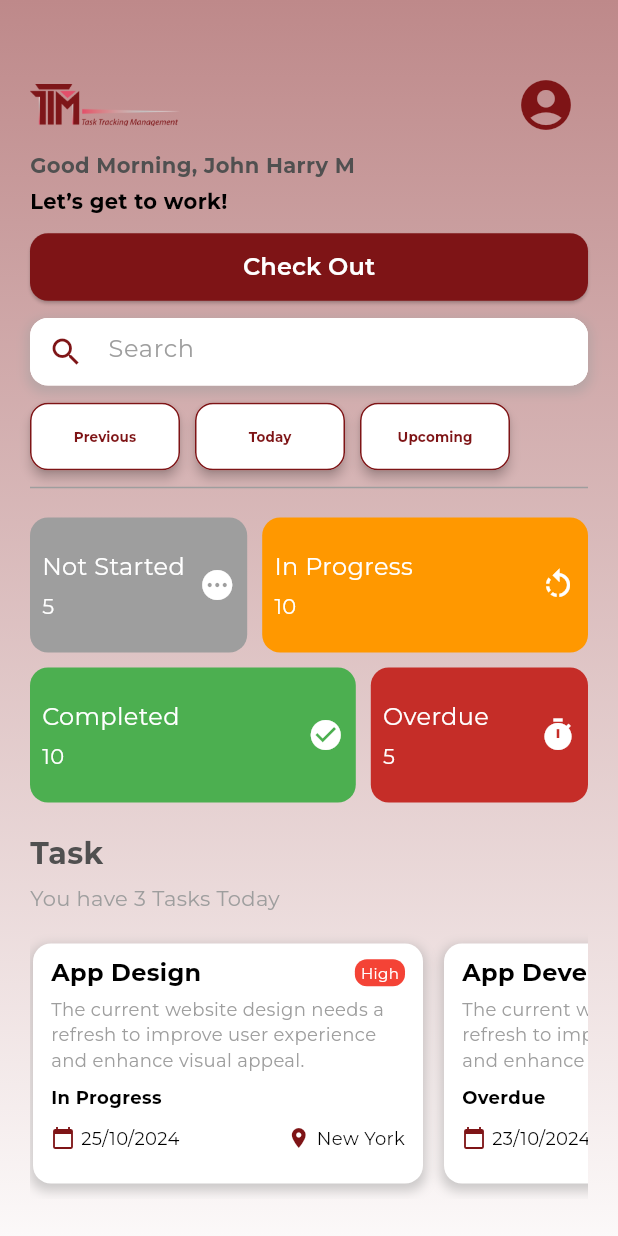
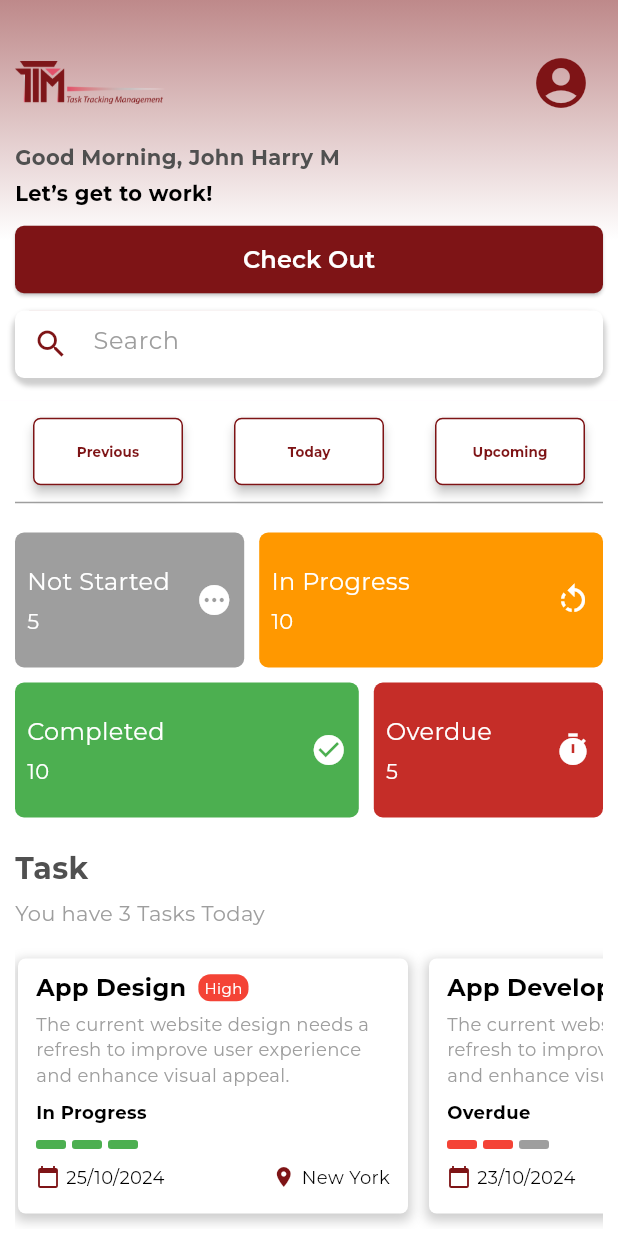
Before and after one commit to Pixoustech/TTM, a Flutter app: the HomePage screen opened directly, after a tap on "Check In", on a phone screen of 412 x 824 dp. Run offline on Flutter 3.47's test engine with Material 3 defaults, Android fonts, the light colour scheme and no system bars; our stand-ins replace dotted_border, flutter_map, flutter_switch, geocoding, google_fonts, google_maps_flutter and 5 more; missing offline and left inert: flutter_face_api_beta; accounts and stored records are empty.

Commit message:
new 25/10/2024 and home 6:11 pm

```diff
--- a/ttm/lib/Constant.dart
+++ b/ttm/lib/Constant.dart
@@ -15,3 +15,24 @@ class AppWidgets {
     );
   }
 }
+class DashedLinePainter extends CustomPainter {
+  @override
+  void paint(Canvas canvas, Size size) {
+    final paint = Paint()
+      ..color = Colors.grey
+      ..style = PaintingStyle.stroke
+      ..strokeWidth = 1;
+
+    const dashWidth = 5.0;
+    const dashSpace = 3.0;
+    double startX = 0;
+
+    while (startX < size.width) {
+      canvas.drawLine(Offset(startX, 0), Offset(startX + dashWidth, 0), paint);
+      startX += dashWidth + dashSpace;
+    }
+  }
+
+  @override
+  bool shouldRepaint(CustomPainter oldDelegate) => false;
+}
--- a/ttm/lib/Home_page.dart
+++ b/ttm/lib/Home_page.dart
@@ -1,7 +1,6 @@
 import 'package:flutter/material.dart';
 import 'package:google_fonts/google_fonts.dart'; // Make sure to import Google Fonts
 import 'package:ttm/Constant.dart';
-
 import 'Home_page_Widgets.dart';
 
 class HomePage extends StatefulWidget {
@@ -23,10 +22,10 @@ class _HomePageState extends State<HomePage> {
   @override
   Widget build(BuildContext context) {
     return Scaffold(
-      backgroundColor: Colors.white,
       body: SingleChildScrollView(
         child: Column(
           children: [
+            // Gradient Background Container
             Container(
               decoration: const BoxDecoration(
                 gradient: LinearGradient(
@@ -40,7 +39,7 @@ class _HomePageState extends State<HomePage> {
                 ),
               ),
               child: Padding(
-                padding: const EdgeInsets.all(20.0),
+                padding: const EdgeInsets.symmetric(horizontal: 10.0, vertical: 15.0), // Set vertical padding
                 child: Column(
                   crossAxisAlignment: CrossAxisAlignment.start,
                   children: [
@@ -49,7 +48,7 @@ class _HomePageState extends State<HomePage> {
                       children: [
                         Image.asset(
                           'Assets/Images/TTMlogo.png',
-                          height: 100,
+                          height: 80,
                           width: 100,
                         ),
                         IconButton(
@@ -59,7 +58,7 @@ class _HomePageState extends State<HomePage> {
                       ],
                     ),
                     Transform.translate(
-                      offset: const Offset(0, -20),
+                      offset: const Offset(0, 0),
                       child: Column(
                         crossAxisAlignment: CrossAxisAlignment.start,
                         children: [
@@ -87,7 +86,7 @@ class _HomePageState extends State<HomePage> {
                               backgroundColor: AppColors.concolor,
                               minimumSize: const Size(double.infinity, 45),
                               shape: RoundedRectangleBorder(
-                                borderRadius: BorderRadius.circular(12),
+                                borderRadius: BorderRadius.circular(6),
                               ),
                             ),
                             child: Center(
@@ -102,6 +101,7 @@ class _HomePageState extends State<HomePage> {
                             ),
                           ),
                           const SizedBox(height: 10),
+                          // Search Box
                           Padding(
                             padding: const EdgeInsets.symmetric(horizontal: 0.0),
                             child: Container(
@@ -121,7 +121,7 @@ class _HomePageState extends State<HomePage> {
                                   BoxShadow(
                                     color: Colors.grey.withOpacity(0.5),
                                     spreadRadius: 2,
-                                    blurRadius: 6,
+                                    blurRadius: 2,
                                     offset: const Offset(0, 3),
                                   ),
                                 ],
@@ -131,7 +131,7 @@ class _HomePageState extends State<HomePage> {
                                 width: double.infinity,
                                 decoration: BoxDecoration(
                                   color: Colors.white,
-                                  borderRadius: BorderRadius.circular(12),
+                                  borderRadius: BorderRadius.circular(6),
                                 ),
                                 child: TextField(
                                   cursorColor: AppColors.concolor,
@@ -153,9 +153,24 @@ class _HomePageState extends State<HomePage> {
                               ),
                             ),
                           ),
-                          const SizedBox(height: 10),
+                        ],
+                      ),
+                    ),
+                  ],
+                ),
+              ),
+            ),
+
+
+            // White Background Container
+            Container(
+              color: Colors.white,
+              child: Padding(
+                padding: const EdgeInsets.all(10.0),
+                child: Column(
+                  children: [
                     Row(
-                            mainAxisSize: MainAxisSize.min,
+                      mainAxisSize: MainAxisSize.max,
                       mainAxisAlignment: MainAxisAlignment.spaceEvenly,
                       children: [
                         buildFilterButton('Previous', _selectedButton, () {
@@ -236,7 +251,7 @@ class _HomePageState extends State<HomePage> {
                           ),
                           const SizedBox(height: 10),
                           SizedBox(
-                                  height: 180,
+                            height: 190,
                             child: ListView(
                               scrollDirection: Axis.horizontal,
                               children: [
@@ -275,7 +290,7 @@ class _HomePageState extends State<HomePage> {
                         ],
                       ),
                     ),
-                          const SizedBox(height: 10),
+                    const SizedBox(height: 5),
                     Padding(
                       padding: const EdgeInsets.symmetric(horizontal: 0.0, vertical: 10.0),
                       child: Column(
@@ -297,7 +312,7 @@ class _HomePageState extends State<HomePage> {
                               color: Colors.grey,
                             ),
                           ),
-                                const SizedBox(height: 5),
+                          const SizedBox(height: 1),
                           // Wrap the Column in a SingleChildScrollView if needed
                           SingleChildScrollView(
                             child: Column(
@@ -307,7 +322,7 @@ class _HomePageState extends State<HomePage> {
                                   'App Design Meeting',
                                   'The current website design needs a refresh to improve user experience and enhance visual appeal.',
                                   Colors.white,
-                                        'High',
+                                  'Medium',
                                   'In Progress',
                                   DateTime(2024, 10, 25),  // From Date
                                   DateTime(2024, 10, 26),  // To Date
@@ -322,15 +337,15 @@ class _HomePageState extends State<HomePage> {
                                   'App Design Meeting',
                                   'The current website design needs a refresh to improve user experience and enhance visual appeal.',
                                   Colors.white,
-                                        'High',
-                                        'In Progress',
+                                  'Low',
+                                  'Not started',
                                   DateTime(2024, 10, 25),  // From Date
                                   DateTime(2024, 10, 26),  // To Date
                                   '10:00 AM',              // From Time
                                   '12:00 PM',              // To Time
                                   'New York',
                                 ),
-                                      const SizedBox(height: 5), // Space between boxes
+                                const SizedBox(height: 0), // Space between boxes
 
                                 // Meeting Detail Box
                                 buildMeetingDetailBox(
@@ -338,7 +353,7 @@ class _HomePageState extends State<HomePage> {
                                   'The current website design needs a refresh to improve user experience and enhance visual appeal.',
                                   Colors.white,
                                   'High',
-                                        'In Progress',
+                                  'Completed',
                                   DateTime(2024, 10, 25),  // From Date
                                   DateTime(2024, 10, 26),  // To Date
                                   '10:00 AM',              // From Time
@@ -354,16 +369,10 @@ class _HomePageState extends State<HomePage> {
                   ],
                 ),
               ),
-                  ],
             ),
-              ),
-            ),
-            const SizedBox(height: 20),
           ],
         ),
       ),
     );
   }
-
-
 }
--- a/ttm/lib/Home_page_Widgets.dart
+++ b/ttm/lib/Home_page_Widgets.dart
@@ -13,7 +13,7 @@ Widget buildFilterButton(String text, String selectedButton, Function onPressed)
         backgroundColor: selectedButton == text ? AppColors.concolor : Colors.white,
         elevation: 3,
         shape: RoundedRectangleBorder(
-          borderRadius: BorderRadius.circular(12),
+          borderRadius: BorderRadius.circular(5),
           side: BorderSide(
             color: AppColors.concolor,
             width: 1,
@@ -36,14 +36,13 @@ Widget buildFilterButton(String text, String selectedButton, Function onPressed)
 }
 
 
-
 Widget buildTaskBox(String title, Color color, double width, double height, int taskCount, IconData iconData) {
   return Container(
     width: width,
     height: height,
     margin: const EdgeInsets.only (left: 0.0),
     decoration: BoxDecoration(
-      borderRadius: BorderRadius.circular(12),
+      borderRadius: BorderRadius.circular(6),
       color: color,
     ),
     child: Row(
@@ -88,13 +87,20 @@ Widget buildTaskBox(String title, Color color, double width, double height, int
   );
 }
 
-Widget buildTaskDetailBox(String title, String description, Color color, String priority, String status, DateTime date, String location) {
+Widget buildTaskDetailBox(
+    String title,
+    String description,
+    Color color,
+    String priority,
+    String status,
+    DateTime date,
+    String location) {
   return Container(
     width: 260,
-    height: 100,
+    height: 140, // Increased height to prevent overflow
     decoration: BoxDecoration(
       color: color,
-      borderRadius: BorderRadius.circular(12),
+      borderRadius: BorderRadius.circular(5),
       boxShadow: [
         BoxShadow(
           color: Colors.grey.withOpacity(0.5),
@@ -110,10 +116,9 @@ Widget buildTaskDetailBox(String title, String description, Color color, String
       crossAxisAlignment: CrossAxisAlignment.start,
       children: [
         Row(
-          mainAxisAlignment: MainAxisAlignment.spaceBetween,
+          mainAxisAlignment: MainAxisAlignment.start,
           children: [
-            Expanded(
-              child: Text(
+            Text(
               title,
               style: GoogleFonts.montserrat(
                 fontSize: 16,
@@ -121,7 +126,7 @@ Widget buildTaskDetailBox(String title, String description, Color color, String
                 color: Colors.black,
               ),
             ),
-            ),
+            const SizedBox(width: 8), // Optional space between title and priority
             Container(
               padding: const EdgeInsets.symmetric(horizontal: 4, vertical: 2),
               decoration: BoxDecoration(
@@ -157,6 +162,39 @@ Widget buildTaskDetailBox(String title, String description, Color color, String
             fontWeight: FontWeight.bold,
           ),
         ),
+        const SizedBox(height: 10),
+
+        // Progress rectangles
+        Row(
+          children: List.generate(3, (index) {
+            // Check the status and adjust the colors based on it
+            Color rectangleColor;
+            if (status == "In Progress") {
+              // Set to red for the first two rectangles if status is "In progress"
+              rectangleColor = index < 2 ? Colors.yellow : Colors.grey;
+            }
+            if (status == "Overdue") {
+              // Set to red for the first two rectangles if status is "In progress"
+              rectangleColor = index < 2 ? Colors.red : Colors.grey;
+            }
+            else {
+              rectangleColor = index < 3 ? Colors.green : Colors.grey;
+            }
+
+            return Padding(
+              padding: const EdgeInsets.only(right: 4),
+              child: Container(
+                width: 20,
+                height: 6,
+                decoration: BoxDecoration(
+                  color: rectangleColor,
+                  borderRadius: BorderRadius.circular(2),
+                ),
+              ),
+            );
+          }),
+        ),
+
         const SizedBox(height: 10),
         Row(
           mainAxisAlignment: MainAxisAlignment.spaceBetween,
@@ -194,6 +232,8 @@ Widget buildTaskDetailBox(String title, String description, Color color, String
   );
 }
 
+
+// Function to build the meeting detail box
 Widget buildMeetingDetailBox(
     String title,
     String description,
@@ -204,13 +244,14 @@ Widget buildMeetingDetailBox(
     DateTime toDate,
     String fromTime,
     String toTime,
-    String location) {
+    String location,
+    ) {
   return Container(
     width: 400,
-    height: 150, // Increased height for added content
+    height: 120,
     decoration: BoxDecoration(
       color: color,
-      borderRadius: BorderRadius.circular(12),
+      borderRadius: BorderRadius.circular(5),
       boxShadow: [
         BoxShadow(
           color: Colors.grey.withOpacity(0.5),
@@ -227,11 +268,10 @@ Widget buildMeetingDetailBox(
       children: [
         // Title and Priority Row
         Row(
-          mainAxisAlignment: MainAxisAlignment.center, // Space between title and priority
+          mainAxisAlignment: MainAxisAlignment.start,
           children: [
             // Title on the left
-            Expanded(
-              child: Text(
+            Text(
               title,
               style: GoogleFonts.montserrat(
                 fontSize: 16,
@@ -239,12 +279,12 @@ Widget buildMeetingDetailBox(
                 color: Colors.black,
               ),
             ),
-            ),
-            // Priority on the right
+            const SizedBox(width: 8), // Optional space between title and priority
+            // Priority on the right, closer to the title
             Container(
-              padding: const EdgeInsets.symmetric(horizontal: 6, vertical: 2),
+              padding: const EdgeInsets.symmetric(horizontal: 4, vertical: 2),
               decoration: BoxDecoration(
-                color: getPriorityColor(priority),
+                color: getPriorityColor(priority), // Use the getPriorityColor function
                 borderRadius: BorderRadius.circular(8),
               ),
               child: Text(
@@ -257,7 +297,7 @@ Widget buildMeetingDetailBox(
             ),
           ],
         ),
-        const SizedBox(height: 8),
+        const SizedBox(height: 3), // Optional, adjust spacing as needed
 
         // Calendar Icon, From and To Dates, Time Icon, From and To Times
         Row(
@@ -295,22 +335,22 @@ Widget buildMeetingDetailBox(
         ),
         const SizedBox(height: 8),
 
-        // Status
-        Text(
-          status,
-          style: GoogleFonts.montserrat(
-            fontSize: 12,
-            color: Colors.black,
-            fontWeight: FontWeight.bold,
-          ),
+        // Dashed line separator
+        CustomPaint(
+          size: Size(double.infinity, 1), // Width and height of the dashed line
+          painter: DashedLinePainter(),
         ),
 
         const SizedBox(height: 8),
 
-        // Location Icon and Text
+        // Row for address on the left and status on the right
+        Row(
+          mainAxisAlignment: MainAxisAlignment.spaceBetween,
+          children: [
+            // Address on the left
             Row(
               children: [
-            Icon(Icons.location_on, size: 16, color: Colors.grey),
+                Icon(Icons.location_on, size: 16, color: AppColors.concolor),
                 const SizedBox(width: 4),
                 Text(
                   location,
@@ -321,10 +361,56 @@ Widget buildMeetingDetailBox(
                 ),
               ],
             ),
+            // Status on the right
+            Container(
+              padding: const EdgeInsets.symmetric(horizontal: 6, vertical: 4),
+              decoration: BoxDecoration(
+                color: getStatusColor(status ), // Use the getStatusColor function
+                borderRadius: BorderRadius.circular(8),
+              ),
+              child: Text(
+                status,
+                style: GoogleFonts.montserrat(
+                  fontSize: 12,
+                  color: getStatusTextColor(status), // Use the getStatusTextColor function
+                  fontWeight: FontWeight.bold,
+                ),
+              ),
+            ),
+          ],
+        ),
       ],
     ),
   );
 }
+
+// Function to get the status text color
+Color getStatusTextColor(String status) {
+  if (status == "In Progress") {
+    return Colors.white;
+  } else if (status == "Completed") {
+    return Colors.white;
+  } else if (status == "Not started") {
+    return Colors.white;
+  } else {
+    return Colors.black; // Default color for any other status
+  }
+}
+
+// Function to get the status background color
+Color getStatusColor(String status) {
+  if (status == "In Progress") {
+    return Colors.orange;
+  } else if (status == "Completed") {
+    return Colors.green;
+  } else if (status == "Not started") {
+    return Colors.grey;
+  } else {
+    return Colors.blue; // Default color for any other status
+  }
+}
+
+
 
 
 Color getPriorityColor(String priority) {
@@ -332,7 +418,7 @@ Color getPriorityColor(String priority) {
     case 'High':
       return Colors.red;
     case 'Medium':
-      return Colors.orange;
+      return Color(0xFFFFC107);
     case 'Low':
       return Colors.green;
     default:
```
Lines whose indentation alone changed are shown as unchanged.
